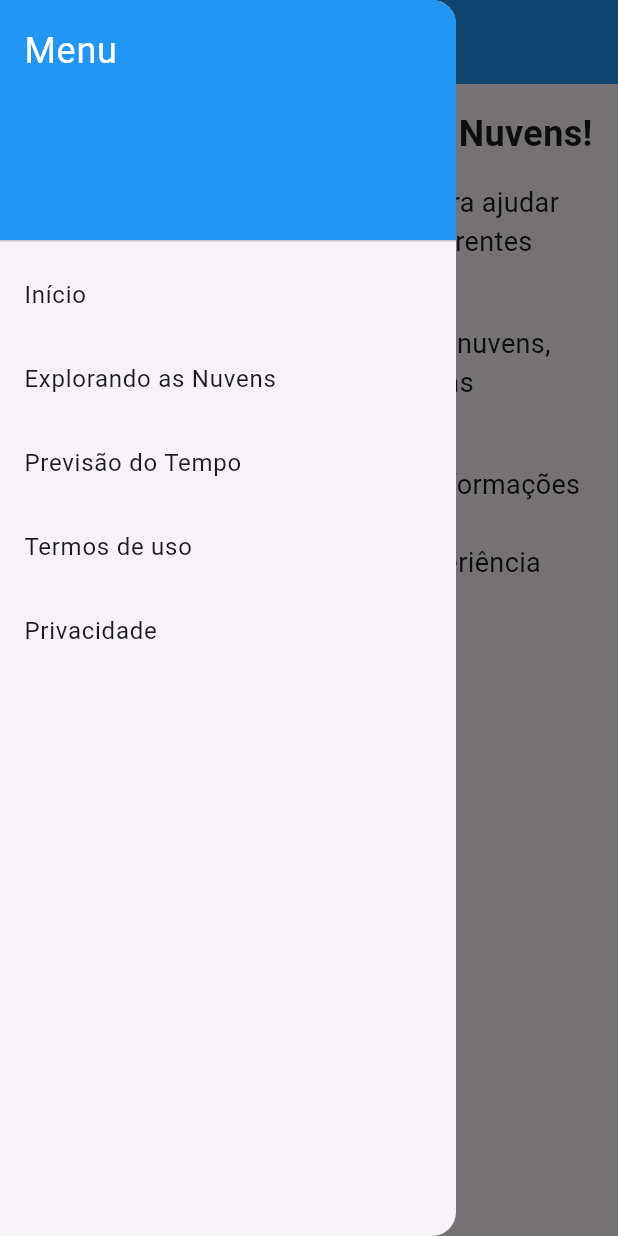
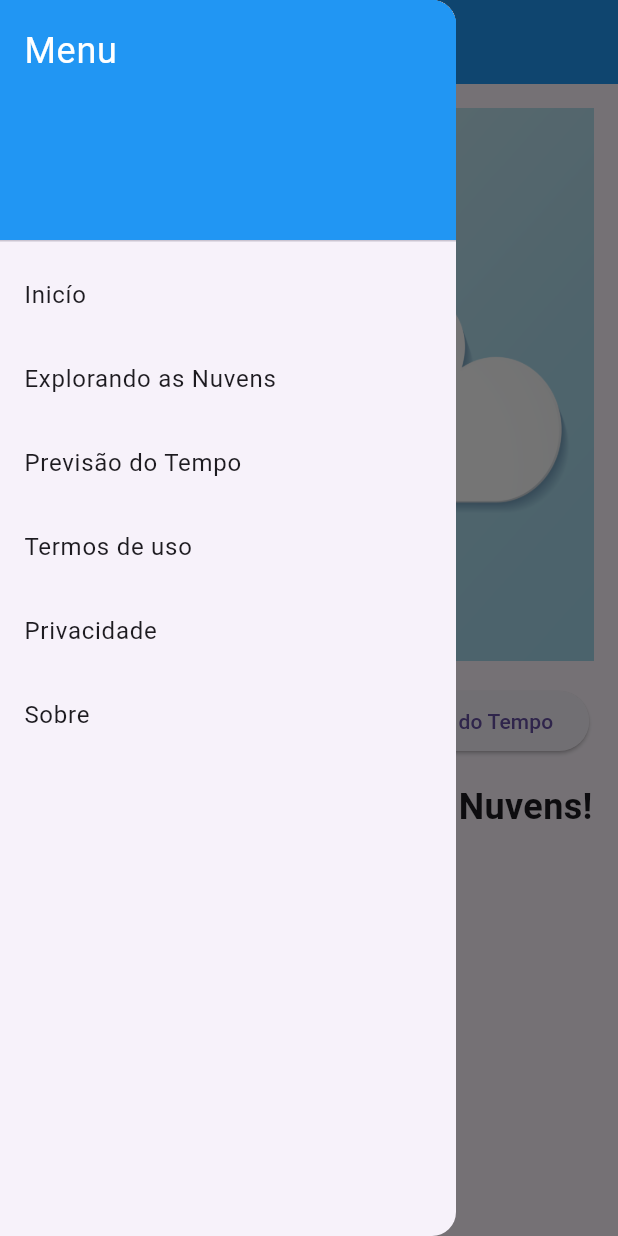
Before and after one commit to wanderalvess/explorando-nuvens-app, a Flutter app: the screen it shows after launch, with the side drawer open, on a phone screen of 412 x 824 dp. Run offline on Flutter 3.47's test engine with Material 3 defaults, Android fonts, the phone set to English and light mode, and no system bars; our stand-ins replace shared_preferences.

Commit message:
Melhoria nos menus e nova home page

```diff
--- /dev/null
+++ b/lib/pages/component/drawer_menu.dart
@@ -0,0 +1,93 @@
+import 'package:clouds_identification_tab/pages/about.dart';
+import 'package:clouds_identification_tab/pages/exploring_clouds_page.dart';
+import 'package:clouds_identification_tab/pages/home_page.dart';
+import 'package:clouds_identification_tab/pages/privacy_page.dart';
+import 'package:clouds_identification_tab/pages/terms_page.dart';
+import 'package:clouds_identification_tab/pages/weather_forecast_page.dart';
+import 'package:flutter/cupertino.dart';
+import 'package:flutter/material.dart';
+
+class DrawerMenu extends StatelessWidget {
+  @override
+  Widget build(BuildContext context) {
+    return Drawer(
+      child: ListView(
+        padding: EdgeInsets.zero,
+        children: <Widget>[
+          const DrawerHeader(
+            decoration: BoxDecoration(
+              color: Colors.blue,
+            ),
+            child: Text(
+              'Menu',
+              style: TextStyle(
+                color: Colors.white,
+                fontSize: 24,
+              ),
+            ),
+          ),
+          ListTile(
+            title: Text('Inicío'),
+            onTap: () {
+              Navigator.pop(context); // Fecha o Drawer
+              Navigator.push(
+                context,
+                MaterialPageRoute(builder: (context) => HomePage()),
+              );
+            },
+          ),
+          ListTile(
+            title: Text('Explorando as Nuvens'),
+            onTap: () {
+              Navigator.pop(context); // Fecha o Drawer
+              Navigator.push(
+                context,
+                MaterialPageRoute(builder: (context) => ExploringClouds()),
+              );
+            },
+          ),
+          ListTile(
+            title: Text('Previsão do Tempo'),
+            onTap: () {
+              Navigator.pop(context); // Fecha o Drawer
+              Navigator.push(
+                context,
+                MaterialPageRoute(builder: (context) => WeatherForecastPage()),
+              );
+            },
+          ),
+          ListTile(
+            title: Text('Termos de uso'),
+            onTap: () {
+              Navigator.pop(context); // Fecha o Drawer
+              Navigator.push(
+                context,
+                MaterialPageRoute(builder: (context) => TermsPage()),
+              );
+            },
+          ),
+          ListTile(
+            title: Text('Privacidade'),
+            onTap: () {
+              Navigator.pop(context); // Fecha o Drawer
+              Navigator.push(
+                context,
+                MaterialPageRoute(builder: (context) => PrivacyScreen()),
+              );
+            },
+          ),
+          ListTile(
+            title: Text('Sobre'),
+            onTap: () {
+              Navigator.pop(context); // Fecha o Drawer
+              Navigator.push(
+                context,
+                MaterialPageRoute(builder: (context) => About()),
+              );
+            },
+          ),
+        ],
+      ),
+    );
+  }
+}
--- a/lib/pages/exploring_clouds_page.dart
+++ b/lib/pages/exploring_clouds_page.dart
@@ -9,7 +9,7 @@ class ExploringClouds extends StatelessWidget {
   Widget build(BuildContext context) {
     return Scaffold(
       appBar: AppBar(
-        title: Text('Explorando Nuvens'),
+        title: Text('Tipos de Nuvens'),
         backgroundColor: Colors.blue,
         foregroundColor: Colors.white,
       ),
--- a/lib/pages/home_page.dart
+++ b/lib/pages/home_page.dart
@@ -1,8 +1,6 @@
+import 'package:clouds_identification_tab/pages/component/drawer_menu.dart';
 import 'package:clouds_identification_tab/pages/exploring_clouds_page.dart';
-import 'package:clouds_identification_tab/pages/privacy_page.dart';
-import 'package:clouds_identification_tab/pages/terms_page.dart';
 import 'package:clouds_identification_tab/pages/weather_forecast_page.dart';
-import 'package:flutter/cupertino.dart';
 import 'package:flutter/material.dart';
 
 class HomePage extends StatelessWidget {
@@ -14,104 +12,51 @@ class HomePage extends StatelessWidget {
         backgroundColor: Colors.blue,
         foregroundColor: Colors.white,
       ),
-      drawer: Drawer(
-        child: ListView(
-          padding: EdgeInsets.zero,
-          children: <Widget>[
-            const DrawerHeader(
-              decoration: BoxDecoration(
-                color: Colors.blue,
-              ),
-              child: Text(
-                'Menu',
-                style: TextStyle(
-                  color: Colors.white,
-                  fontSize: 24,
-                ),
-              ),
-            ),
-            ListTile(
-              title: Text('Início'),
-              onTap: () {
-                Navigator.pop(context); // Fecha o Drawer
-              },
-            ),
-            ListTile(
-              title: Text('Explorando as Nuvens'),
-              onTap: () {
-                Navigator.pop(context); // Fecha o Drawer
+      drawer: DrawerMenu(),
+      body: Padding(
+        padding: const EdgeInsets.all(16.0),
+        child: Column(
+          crossAxisAlignment: CrossAxisAlignment.center,
+          children: [
+            Image.asset('assets/images/ic_logo.png'),
+            SizedBox(height: 16),
+            Row(
+              mainAxisAlignment: MainAxisAlignment.center,
+              children: [
+                ElevatedButton.icon(
+                  onPressed: () {
                     Navigator.push(
                       context,
-                  MaterialPageRoute(builder: (context) => ExploringClouds()),
+                      MaterialPageRoute(
+                          builder: (context) => ExploringClouds()),
                     );
                   },
+                  icon: Icon(Icons.explore),
+                  label: Text('Explorar Nuvens'),
                 ),
-            ListTile(
-              title: Text('Previsão do Tempo'),
-              onTap: () {
-                Navigator.pop(context); // Fecha o Drawer
+                SizedBox(width: 16),
+                ElevatedButton.icon(
+                  onPressed: () {
                     Navigator.push(
                       context,
-                  MaterialPageRoute(builder: (context) => WeatherForecastPage()),
+                      MaterialPageRoute(
+                          builder: (context) => WeatherForecastPage()),
                     );
                   },
-            ),
-            ListTile(
-              title: Text('Termos de uso'),
-              onTap: () {
-                Navigator.pop(context); // Fecha o Drawer
-                Navigator.push(
-                  context,
-                  MaterialPageRoute(builder: (context) => TermsPage()),
-                );
-              },
-            ),
-            ListTile(
-              title: Text('Privacidade'),
-              onTap: () {
-                Navigator.pop(context); // Fecha o Drawer
-                Navigator.push(
-                  context,
-                  MaterialPageRoute(builder: (context) => PrivacyScreen()),
-                );
-              },
+                  icon: Icon(Icons.sunny),
+                  label: Text('Previsão do Tempo'),
                 ),
               ],
             ),
-      ),
-      body: const Padding(
-        padding: EdgeInsets.all(16.0),
-        child: Column(
-          crossAxisAlignment: CrossAxisAlignment.center,
-          children: [
-            Text(
+            SizedBox(height: 16),
+            const Text(
               'Bem-vindo ao Explorando Nuvens!',
               style: TextStyle(
                 fontSize: 24,
                 fontWeight: FontWeight.bold,
               ),
             ),
-            SizedBox(height: 16),
-            Text(
-              'Este aplicativo foi desenvolvido para ajudar você a aprender mais sobre as diferentes formas de nuvens.',
-              style: TextStyle(
-                fontSize: 18,
-              ),
-            ),
-            SizedBox(height: 16),
-            Text(
-              'Você pode explorar vários tipos de nuvens, aprender um pouco mais sobre suas características.',
-              style: TextStyle(
-                fontSize: 18,
-              ),
-            ),
-            SizedBox(height: 16),
-            Text(
-              'Além disso, o aplicativo fornece informações sobre termos de uso e políticas de privacidade para garantir uma experiência segura e confiável.',
-              style: TextStyle(
-                fontSize: 18,
-              ),
-            ),
+            // Outros textos informativos
           ],
         ),
       ),
```
Also changed, not shown: lib/pages/about.dart (added, +52 -0 lines), lib/pages/weather_forecast_page.dart (+17 -6 lines), assets/images/clear_night.png (deleted), assets/images/ic_logo.png (added), assets/images/transp.png (added), pubspec.lock. Lines whose indentation alone changed are shown as unchanged.
